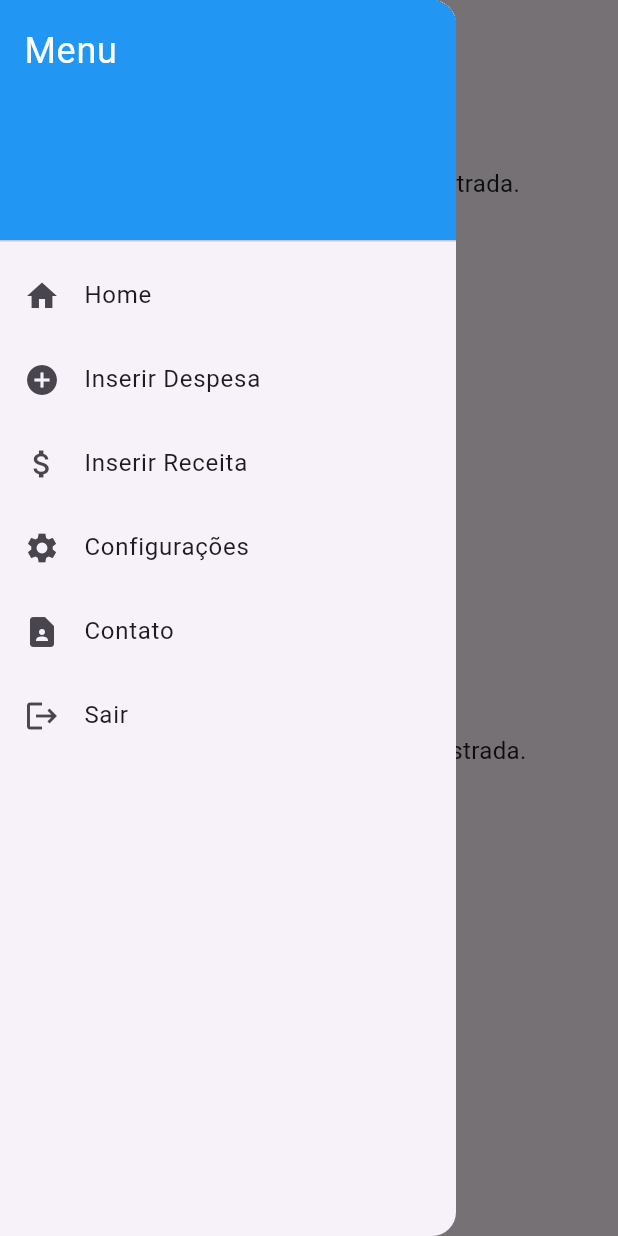
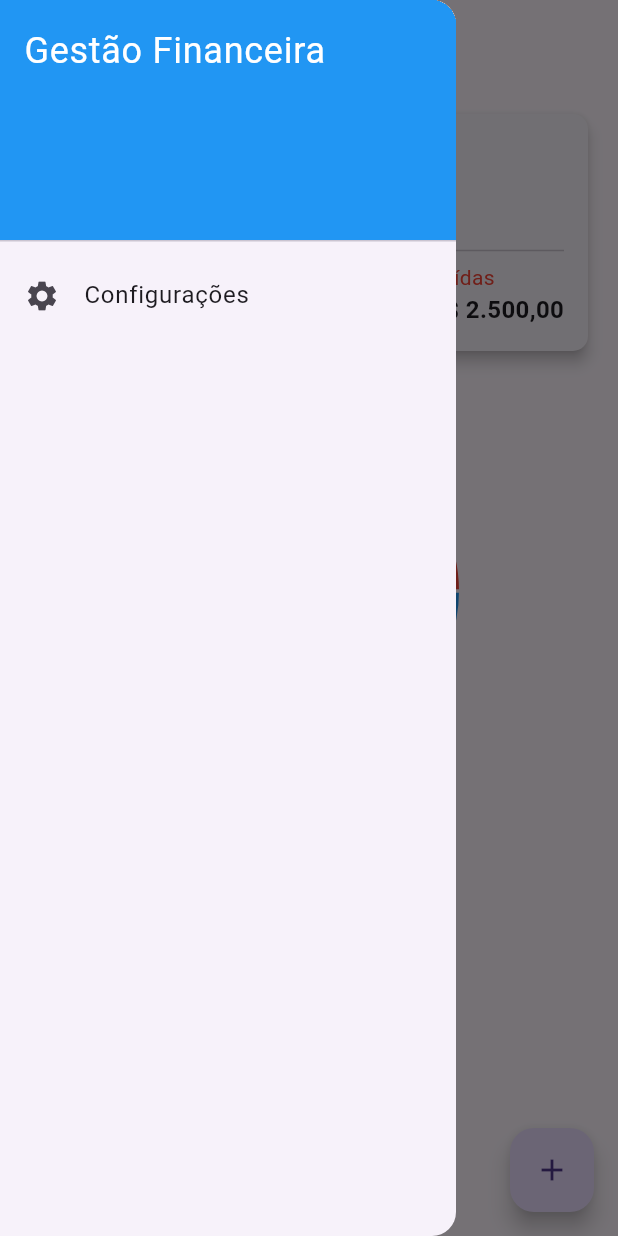
Before and after one commit to VictorMuza/finance-organizer, a Flutter app: the screen it shows after launch, with the side drawer open, on a phone screen of 412 x 824 dp. Run offline on Flutter 3.47's test engine with Material 3 defaults, Android fonts, the phone set to English and light mode, and no system bars; drawn by our look-alikes of fl_chart.

Commit message:
Atualização da tela principal
Troca da tela principal inserindo,
transações principais, gráfico de gastos e  botão flutuante para inserir suas receitas e despesas.

```diff
--- a/finance_organizer/lib/main.dart
+++ b/finance_organizer/lib/main.dart
@@ -1,81 +1,126 @@
+import 'package:finance_organizer/pages/settings_page.dart';
 import 'package:flutter/material.dart';
+import 'package:fl_chart/fl_chart.dart';
 
-import 'pages/SettingsPage.dart';
+class AddIncomeScreen extends StatelessWidget {
+  const AddIncomeScreen({super.key});
+
+  @override
+  Widget build(BuildContext context) {
+    return Scaffold(
+      appBar: AppBar(
+        title: Text("Adicionar Receita"),
+      ),
+      body: Center(
+        child: Text("Tela de Adicionar Receita"),
+      ),
+    );
+  }
+}
 
 void main() {
-  runApp(const MyApp());
+  runApp(FinanceApp());
 }
 
-class MyApp extends StatelessWidget {
-  const MyApp({super.key});
+class TransactionList extends StatelessWidget {
+  const TransactionList({super.key});
+
+  @override
+  Widget build(BuildContext context) {
+    return ListView.builder(
+      itemCount: 10,
+      itemBuilder: (context, index) {
+        return ListTile(
+          title: Text("Transação $index"),
+          subtitle: Text("Detalhes da transação $index"),
+        );
+      },
+    );
+  }
+}
+
+class FinanceApp extends StatelessWidget {
+  const FinanceApp({super.key});
 
   @override
   Widget build(BuildContext context) {
     return MaterialApp(
-      title: 'Gestão Financeira',
-      theme: ThemeData(primarySwatch: Colors.blue),
-      home: const HomePage(),
+      debugShowCheckedModeBanner: false,
+      theme: ThemeData(primarySwatch: Colors.green),
+      home: MainScreen(),
     );
   }
 }
 
-class HomePage extends StatefulWidget {
-  const HomePage({super.key});
-
-  @override
-  State<HomePage> createState() => _HomePageState();
-}
-
-class _HomePageState extends State<HomePage> {
-  final List<Map<String, dynamic>> _expenses = [];
-  final List<Map<String, dynamic>> _incomes = [];
-
-  void _addTransaction(
-      {required Map<String, dynamic> transaction,
-      required List<Map<String, dynamic>> list}) {
-    setState(() {
-      list.add(transaction);
-    });
-  }
+class MainScreen extends StatelessWidget {
+  const MainScreen({super.key});
 
   @override
   Widget build(BuildContext context) {
     return Scaffold(
-      appBar: AppBar(title: const Text('Gestão Financeira')),
+      appBar: AppBar(
+        title: Text("Gestão Financeira"),
+        centerTitle: true,
+      ),
       drawer: AppDrawer(
-        onAddExpense: () => _navigateToTransactionPage(
-          context,
-          'Despesa',
-          ['Alimentação', 'Transporte', 'Lazer', 'Educação', 'Saúde'],
-          (transaction) =>
-              _addTransaction(transaction: transaction, list: _expenses),
+        onAddExpense: () {},
+        onAddIncome: () {},
       ),
-        onAddIncome: () => _navigateToTransactionPage(
-          context,
-          'Receita',
-          ['Salário', 'Investimentos', 'Freelance', 'Prêmios', 'Outros'],
-          (transaction) =>
-              _addTransaction(transaction: transaction, list: _incomes),
+      body: Padding(
+        padding: EdgeInsets.all(16.0),
+        child: Column(
+          crossAxisAlignment: CrossAxisAlignment.start,
+          children: [
+            BalanceCard(),
+            SizedBox(height: 20),
+            Text("Gráfico de Gastos",
+                style: TextStyle(fontSize: 18, fontWeight: FontWeight.bold)),
+            SizedBox(height: 10),
+            SizedBox(height: 200, child: ExpenseChart()),
+            SizedBox(height: 20),
+            Text("Transações Recentes",
+                style: TextStyle(fontSize: 18, fontWeight: FontWeight.bold)),
+            Expanded(child: TransactionList()),
+          ],
         ),
       ),
-      body: FinancialDashboard(expenses: _expenses, incomes: _incomes),
-    );
-  }
-
-  void _navigateToTransactionPage(
-    BuildContext context,
-    String title,
-    List<String> categories,
-    Function(Map<String, dynamic>) onAddTransaction,
-  ) {
+      floatingActionButton: FloatingActionButton(
+        onPressed: () {
+          showModalBottomSheet(
+            context: context,
+            builder: (context) {
+              return Wrap(
+                children: [
+                  ListTile(
+                    leading: Icon(Icons.add_circle, color: Colors.green),
+                    title: Text("Adicionar Receita"),
+                    onTap: () {
+                      Navigator.pop(context); // Fecha o modal
                       Navigator.push(
                         context,
                         MaterialPageRoute(
-        builder: (context) => AddTransactionPage(
-          title: title,
-          categories: categories,
-          onAddTransaction: onAddTransaction,
+                            builder: (context) => AddExpenseScreen()),
+                      );
+                    },
                   ),
+                  ListTile(
+                    leading: Icon(Icons.remove_circle, color: Colors.red),
+                    title: Text("Adicionar Despesa"),
+                    onTap: () {
+                      Navigator.pop(context); // Fecha o modal
+                      Navigator.push(
+                        context,
+                        MaterialPageRoute(
+                            builder: (context) => AddIncomeScreen()),
+                      );
+                    },
+                  ),
+                ],
+              );
+            },
+          );
+        },
+        child: Icon(Icons.add),
       ),
     );
   }
@@ -85,11 +130,8 @@ class AppDrawer extends StatelessWidget {
   final VoidCallback onAddExpense;
   final VoidCallback onAddIncome;
 
-  const AppDrawer({
-    super.key,
-    required this.onAddExpense,
-    required this.onAddIncome,
-  });
+  const AppDrawer(
+      {super.key, required this.onAddExpense, required this.onAddIncome});
 
   @override
   Widget build(BuildContext context) {
@@ -98,100 +140,21 @@ class AppDrawer extends StatelessWidget {
         padding: EdgeInsets.zero,
         children: [
           const DrawerHeader(
-            decoration: BoxDecoration(color: Colors.blue),
-            child: Text('Menu',
+            decoration: BoxDecoration(
+              color: Colors.blue,
+            ),
+            child: Text('Gestão Financeira',
                 style: TextStyle(color: Colors.white, fontSize: 24)),
           ),
-          _buildDrawerItem(
-              context, Icons.home, 'Home', () => Navigator.pop(context)),
-          _buildDrawerItem(
-              context, Icons.add_circle, 'Inserir Despesa', onAddExpense),
-          _buildDrawerItem(
-              context, Icons.attach_money, 'Inserir Receita', onAddIncome),
-          _buildDrawerItem(
+          ListTile(
+            title: const Text('Configurações'),
+            onTap: () {
+              Navigator.push(
                 context,
-            Icons.settings,
-            'Configurações',
-            () => Navigator.push(
-              context,
-              MaterialPageRoute(builder: (context) => const SettingsPage()),
-            ),
-          ),
-          _buildDrawerItem(context, Icons.contact_page, 'Contato',
-              () => Navigator.pop(context)),
-          _buildDrawerItem(
-              context, Icons.logout, 'Sair', () => Navigator.pop(context)),
-        ],
-      ),
-    );
-  }
-
-  ListTile _buildDrawerItem(
-      BuildContext context, IconData icon, String title, VoidCallback onTap) {
-    return ListTile(
-      leading: Icon(icon),
-      title: Text(title),
-      onTap: onTap,
-    );
-  }
-}
-
-class FinancialDashboard extends StatelessWidget {
-  final List<Map<String, dynamic>> expenses;
-  final List<Map<String, dynamic>> incomes;
-
-  const FinancialDashboard(
-      {super.key, required this.expenses, required this.incomes});
-
-  @override
-  Widget build(BuildContext context) {
-    return Padding(
-      padding: const EdgeInsets.all(16.0),
-      child: Column(
-        crossAxisAlignment: CrossAxisAlignment.start,
-        children: [
-          _buildTransactionSection('Últimas Receitas', incomes, Colors.green),
-          const SizedBox(height: 20),
-          _buildTransactionSection('Últimas Despesas', expenses, Colors.red),
-        ],
-      ),
-    );
-  }
-
-  Widget _buildTransactionSection(
-      String title, List<Map<String, dynamic>> transactions, Color iconColor) {
-    return Expanded(
-      child: Column(
-        crossAxisAlignment: CrossAxisAlignment.start,
-        children: [
-          Text(title,
-              style:
-                  const TextStyle(fontSize: 20, fontWeight: FontWeight.bold)),
-          const SizedBox(height: 10),
-          transactions.isEmpty
-              ? Center(
-                  child: Text('Nenhuma $title registrada.',
-                      style: const TextStyle(fontSize: 16)),
-                )
-              : ListView.builder(
-                  shrinkWrap: true,
-                  itemCount: transactions.length,
-                  itemBuilder: (context, index) {
-                    final transaction = transactions[index];
-                    return Card(
-                      elevation: 2,
-                      margin: const EdgeInsets.symmetric(vertical: 8),
-                      child: ListTile(
-                        leading: Icon(Icons.attach_money, color: iconColor),
-                        title: Text(transaction['description']),
-                        subtitle: Text('Categoria: ${transaction['category']}'),
-                        trailing: Text(
-                          'R\$ ${transaction['value'].toStringAsFixed(2)}',
-                          style: const TextStyle(fontWeight: FontWeight.bold),
-                        ),
-                      ),
+                MaterialPageRoute(builder: (context) => SettingsScreen()),
               );
             },
+            leading: Icon(Icons.settings),
           ),
         ],
       ),
@@ -199,89 +162,86 @@ class FinancialDashboard extends StatelessWidget {
   }
 }
 
-class AddTransactionPage extends StatefulWidget {
-  final Function(Map<String, dynamic>) onAddTransaction;
-  final String title;
-  final List<String> categories;
-
-  const AddTransactionPage({
-    super.key,
-    required this.onAddTransaction,
-    required this.title,
-    required this.categories,
-  });
+class BalanceCard extends StatelessWidget {
+  const BalanceCard({super.key});
 
   @override
-  State<AddTransactionPage> createState() => _AddTransactionPageState();
+  Widget build(BuildContext context) {
+    return Card(
+      elevation: 4,
+      shape: RoundedRectangleBorder(borderRadius: BorderRadius.circular(10)),
+      child: Padding(
+        padding: EdgeInsets.all(16.0),
+        child: Column(
+          crossAxisAlignment: CrossAxisAlignment.start,
+          children: [
+            Text("Saldo Atual",
+                style: TextStyle(fontSize: 16, fontWeight: FontWeight.bold)),
+            SizedBox(height: 10),
+            Text("R\$ 5.000,00",
+                style: TextStyle(
+                    fontSize: 24,
+                    fontWeight: FontWeight.bold,
+                    color: Colors.green)),
+            Divider(),
+            Row(
+              mainAxisAlignment: MainAxisAlignment.spaceBetween,
+              children: [
+                Column(
+                  crossAxisAlignment: CrossAxisAlignment.start,
+                  children: [
+                    Text("Entradas", style: TextStyle(color: Colors.green)),
+                    Text("R\$ 7.500,00",
+                        style: TextStyle(
+                            fontSize: 16, fontWeight: FontWeight.bold)),
+                  ],
+                ),
+                Column(
+                  crossAxisAlignment: CrossAxisAlignment.start,
+                  children: [
+                    Text("Saídas", style: TextStyle(color: Colors.red)),
+                    Text("R\$ 2.500,00",
+                        style: TextStyle(
+                            fontSize: 16, fontWeight: FontWeight.bold)),
+                  ],
+                ),
+              ],
+            ),
+          ],
+        ),
+      ),
+    );
+  }
 }
 
-class _AddTransactionPageState extends State<AddTransactionPage> {
-  final _formKey = GlobalKey<FormState>();
-  late String _description;
-  late double _value;
-  late String _category;
+class ExpenseChart extends StatelessWidget {
+  const ExpenseChart({super.key});
 
   @override
-  void initState() {
-    super.initState();
-    _category = widget.categories.first;
+  Widget build(BuildContext context) {
+    return PieChart(
+      PieChartData(
+        sections: [
+          PieChartSectionData(value: 40, title: "Moradia", color: Colors.blue),
+          PieChartSectionData(
+              value: 30, title: "Alimentação", color: Colors.green),
+          PieChartSectionData(
+              value: 15, title: "Transporte", color: Colors.orange),
+          PieChartSectionData(value: 15, title: "Outros", color: Colors.red),
+        ],
+      ),
+    );
   }
+}
+
+class AddExpenseScreen extends StatelessWidget {
+  const AddExpenseScreen({super.key});
 
   @override
   Widget build(BuildContext context) {
     return Scaffold(
-      appBar: AppBar(title: Text('Inserir ${widget.title}')),
-      body: Padding(
-        padding: const EdgeInsets.all(16.0),
-        child: Form(
-          key: _formKey,
-          child: Column(
-            children: [
-              _buildTextInput('Descrição', (value) => _description = value),
-              _buildTextInput(
-                  'Valor (R\$)', (value) => _value = double.parse(value),
-                  keyboardType: TextInputType.number),
-              DropdownButtonFormField<String>(
-                value: _category,
-                decoration: const InputDecoration(labelText: 'Categoria'),
-                items: widget.categories.map((category) {
-                  return DropdownMenuItem(
-                      value: category, child: Text(category));
-                }).toList(),
-                onChanged: (value) => setState(() => _category = value!),
-              ),
-              const SizedBox(height: 20),
-              ElevatedButton(
-                onPressed: _submitForm,
-                child: const Text('Salvar'),
-              ),
-            ],
-          ),
-        ),
-      ),
+      appBar: AppBar(title: Text("Adicionar Despesa")),
+      body: Center(child: Text("Tela para adicionar uma despesa")),
     );
   }
-
-  Widget _buildTextInput(String label, Function(String) onSaved,
-      {TextInputType? keyboardType}) {
-    return TextFormField(
-      decoration: InputDecoration(labelText: label),
-      keyboardType: keyboardType,
-      validator: (value) =>
-          value == null || value.isEmpty ? 'Por favor, insira $label.' : null,
-      onSaved: (value) => onSaved(value!),
-    );
 }
-
-  void _submitForm() {
-    if (_formKey.currentState!.validate()) {
-      _formKey.currentState!.save();
-      widget.onAddTransaction({
-        'description': _description,
-        'value': _value,
-        'category': _category
-      });
-      Navigator.pop(context);
-    }
-  }
-}
--- /dev/null
+++ b/finance_organizer/lib/widgets/app_drawer.dart
@@ -0,0 +1,40 @@
+import 'package:flutter/material.dart';
+//import '../utils/navigation.dart'; // Importando a navegação personalizada
+
+class AppDrawer extends StatelessWidget {
+  final VoidCallback onAddExpense;
+  final VoidCallback onAddIncome;
+
+  const AppDrawer(
+      {super.key, required this.onAddExpense, required this.onAddIncome});
+
+  @override
+  Widget build(BuildContext context) {
+    return Drawer(
+      child: ListView(
+        padding: EdgeInsets.zero,
+        children: [
+          const DrawerHeader(
+            decoration: BoxDecoration(
+              color: Colors.blue,
+            ),
+            child: Text('Gestão Financeira',
+                style: TextStyle(color: Colors.white, fontSize: 24)),
+          ),
+          ListTile(
+            title: const Text('Adicionar Despesa'),
+            onTap: onAddExpense,
+          ),
+          ListTile(
+            title: const Text('Adicionar Receita'),
+            onTap: onAddIncome,
+          ),
+          ListTile(
+            title: const Text('Configurações'),
+            onTap: onAddIncome,
+          ),
+        ],
+      ),
+    );
+  }
+}
--- a/finance_organizer/pubspec.yaml
+++ b/finance_organizer/pubspec.yaml
@@ -34,6 +34,7 @@ dependencies:
   # The following adds the Cupertino Icons font to your application.
   # Use with the CupertinoIcons class for iOS style icons.
   cupertino_icons: ^1.0.8
+  fl_chart: ^0.70.2
 
 dev_dependencies:
   flutter_test:
```
Also changed, not shown: finance_organizer/lib/pages/add_transaction_page.dart (added, +52 -0 lines), finance_organizer/lib/pages/settings_page.dart (renamed from finance_organizer/lib/pages/SettingsPage.dart, +4 -4 lines), finance_organizer/lib/utils/navigation.dart (added, +22 -0 lines), finance_organizer/lib/widgets/financial_dashboard.dart (added, +46 -0 lines), finance_organizer/pubspec.lock. Lines whose indentation alone changed are shown as unchanged.
